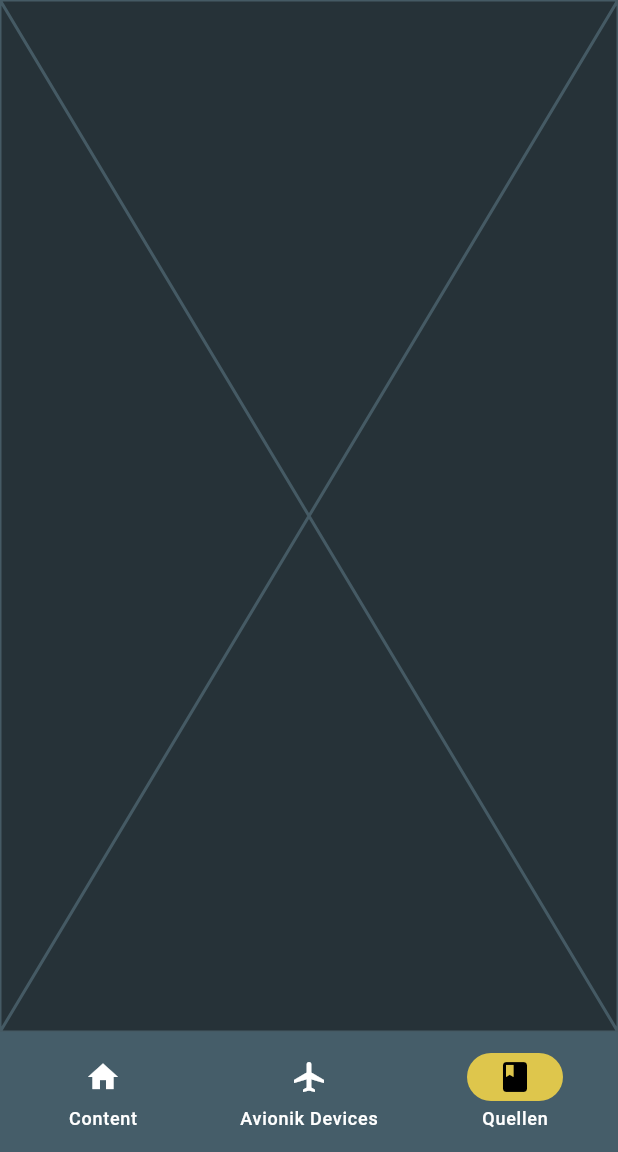
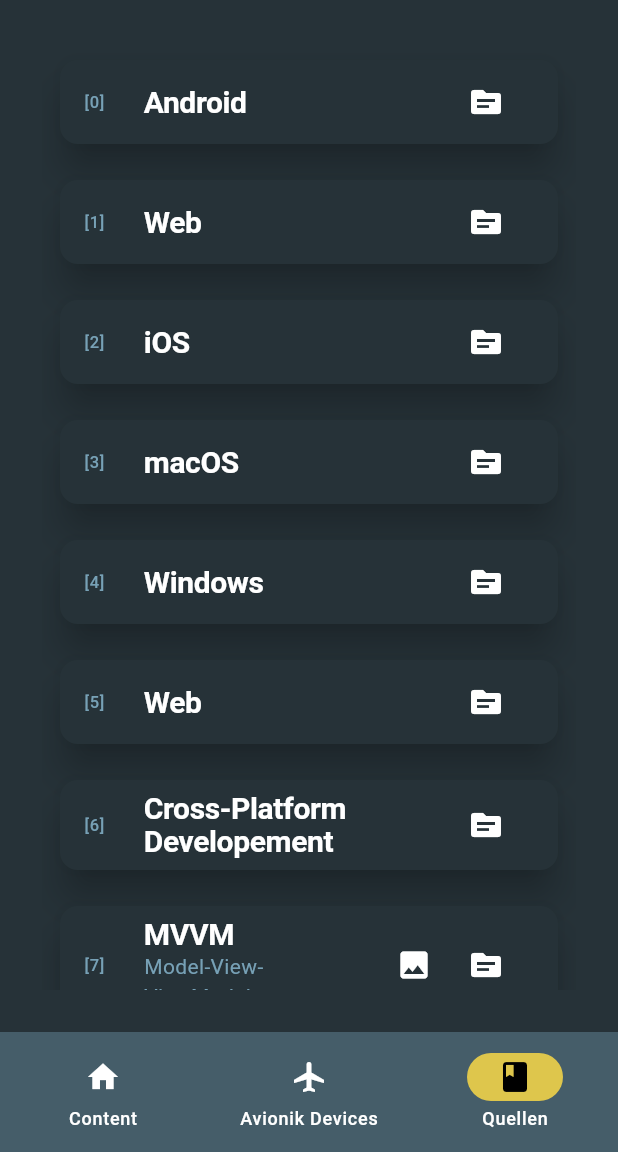
Before and after one commit to masebor/seminar_app, a Flutter app: the screen it shows after launch, item 3 of the bottom bar chosen, on a phone screen of 412 x 824 dp, the part 84-1236 px from its top. Run offline on Flutter 3.47's test engine with Material 3 defaults, Android fonts, the phone set to English and light mode, and no system bars; our stand-ins replace cached_network_image, equatable, flutter_bloc; Roboto replaces fonts that are missing (Verdana).

Commit message:
features: source page, source list restructured

```diff
--- a/lib/constants/strings.dart
+++ b/lib/constants/strings.dart
@@ -1,14 +1,17 @@
 import 'dart:core';
 
 class Strings {
-  // private constructor which prevents the class from being instantiated
+  //private constructor which prevents the class from being instantiated
   Strings._();
 
   //theme
   static const String switchLight = "Switch to Lightmode";
   static const String switchDark = "Switch to Darkmode";
 
-  // source alertdialog
+  //play video
+  static const String playVideo = "Spiel das Video ab";
+
+  //source alertdialog
   static const String sourceAlertTitle = "Source";
   static const String sourceAlertTextOne = "Willst du den Link zur Quelle aufrufen?";
   static const String sourceAlertTextTwo = "";
@@ -17,19 +20,22 @@
   static const String sourceAlertSourceLink = "Quellenlink";
   static const String sourceAlertPicture = "Bild";
 
-  // bottom NavigationBar
+  //Image loading from Url
+  static const String imageLoadingError = "Das Bild konnte nicht geladen werden!";
+
+  //bottom NavigationBar
   static const String bottomNavBarContent = "Content";
   static const String bottomNavBarAvionik = "Avionik Devices";
   static const String bottomNavBarSources = "Quellen";
 
-  // content
+  //content
   static const String contentTitle = "App-Developement";
-  static const String intro = "Intro";
-  static const String dartInfo = "Dart";
-  static const String flutterInfo = "Flutter";
-  static const String install = "Install";
-  static const String app = "App";
-  static const String conclusion = "Conclusion";
+  static const String contentIntro = "Intro";
+  static const String contentDartInfo = "Dart";
+  static const String contentFlutterInfo = "Flutter";
+  static const String contentInstall = "Install";
+  static const String contentApp = "App";
+  static const String contentConclusion = "Conclusion";
 
   //intro
   static const String introAndroid = "Android";
@@ -39,8 +45,12 @@
   static const String introWindows = "Windows";
   static const String introLinux = "Linux";
 
-  // play video
-  static const String playVideo = "Spiel das Video ab";
+  //dart info
+
+  //flutter info
+  static const String flutterInfoTitleCrossPlatform = "Cross-Platform Developement";
+  static const String flutterInfoTitleMVVM = "MVVM";
+  static const String flutterInfoSubTitleMVVM = "Model-View-ViewModel";
 
   //install page
   static const String howToInstall = "Wie installiere ich Flutter?";
@@ -48,9 +58,7 @@
   //app building page
   static const String howToBuildApp = "Flutter Grundlagen";
 
-  //flutter info
-  static const String flutterInfoMVVM = "MVVM";
+  //conclusion
 
-  //Image loading from Url
-  static const String imageLoadingError = "Das Bild konnte nicht geladen werden!";
+
 }
--- /dev/null
+++ b/lib/data/sourceLists/source_list_conclusion.dart
@@ -0,0 +1,9 @@
+import 'package:seminar_app/utils/custom_card.dart';
+import 'package:seminar_app/constants/strings.dart';
+
+class SourceListConclusion {
+
+    static final List<CustomCard> sourceListConclusion = [
+    const CustomCard(title: "", source: ""),
+  ];
+}
--- /dev/null
+++ b/lib/data/sourceLists/source_list_dart_info.dart
@@ -0,0 +1,10 @@
+
+import 'package:seminar_app/constants/strings.dart';
+import 'package:seminar_app/utils/custom_card.dart';
+
+class SourceListDartInfo {
+
+  static final List<CustomCard> sourceListDartInfo = [
+    const CustomCard(title: "", source: ""),
+  ];
+}
--- /dev/null
+++ b/lib/data/sourceLists/source_list_flutter_info.dart
@@ -0,0 +1,17 @@
+import 'package:seminar_app/constants/strings.dart';
+import 'package:seminar_app/utils/custom_card.dart';
+
+class SourceListFlutterInfo {
+  static final List<CustomCard> sourceListFlutterInfo = [
+    const CustomCard(
+      title: Strings.flutterInfoTitleCrossPlatform,
+      source: "https://flutter.dev/multi-platform",
+    ),
+    const CustomCard(
+      title: Strings.flutterInfoTitleMVVM,
+      subTitle: Strings.flutterInfoSubTitleMVVM,
+      source: "https://de.wikipedia.org/wiki/Model_View_ViewModel#",
+      pathString: "https://upload.wikimedia.org/wikipedia/commons/8/87/MVVMPattern.png",
+    ),
+  ];
+}
--- /dev/null
+++ b/lib/data/sourceLists/source_list_intro.dart
@@ -0,0 +1,14 @@
+import 'package:seminar_app/constants/strings.dart';
+import 'package:seminar_app/utils/custom_card.dart';
+
+class SourceListIntro {
+  static final List<CustomCard> sourceListIntro = [
+    const CustomCard(title: Strings.introAndroid, source: "https://docs.flutter.dev/platform-integration/android/install-android"),
+    const CustomCard(title: Strings.introWeb, source: "https://docs.flutter.dev/platform-integration/web/building"),
+    const CustomCard(title: Strings.introIOS, source: "https://docs.flutter.dev/platform-integration/ios/install-ios"),
+    const CustomCard(title: Strings.introMacOs, source: "https://docs.flutter.dev/platform-integration/macos/install-macos"),
+    const CustomCard(title: Strings.introWindows, source: "https://docs.flutter.dev/platform-integration/windows/install-windows"),
+    const CustomCard(title: Strings.introWeb, source: "https://docs.flutter.dev/platform-integration/linux/install-linux"),
+  ];
+
+}
--- a/lib/features/app_building/app_building_page.dart
+++ b/lib/features/app_building/app_building_page.dart
@@ -7,6 +7,6 @@
 
   @override
   Widget build(BuildContext context) {
-    return const CustomPlayPage(title: Strings.app, content: Strings.howToBuildApp);
+    return const CustomPlayPage(appBartitle: Strings.contentApp, content: Strings.howToBuildApp);
   }
 }
--- a/lib/features/conclusion/conclusion_page.dart
+++ b/lib/features/conclusion/conclusion_page.dart
@@ -1,6 +1,6 @@
 import 'package:flutter/material.dart';
 import 'package:seminar_app/constants/global_animated_keys.dart';
-import 'package:seminar_app/data/source_url_lists.dart';
+import 'package:seminar_app/data/sourceLists/source_list_conclusion.dart';
 import 'package:seminar_app/constants/strings.dart';
 import 'package:seminar_app/utils/custom_animated_list.dart';
 
@@ -10,9 +10,9 @@
   @override
   Widget build(BuildContext context) {
     return CustomAnimatedList(
-      sourceList: SourceUrlLists.sourceConclusionList,
+      sourceList: SourceListConclusion.sourceListConclusion,
       animatedKey: GlobalAnimatedKeys.conclusionPageKey,
-      title: Strings.conclusion,
+      title: Strings.contentConclusion,
     );
   }
 }
--- a/lib/features/dart_info/dart_info_page.dart
+++ b/lib/features/dart_info/dart_info_page.dart
@@ -1,6 +1,6 @@
 import 'package:flutter/material.dart';
 import 'package:seminar_app/constants/global_animated_keys.dart';
-import 'package:seminar_app/data/source_url_lists.dart';
+import 'package:seminar_app/data/sourceLists/source_list_dart_info.dart';
 import 'package:seminar_app/constants/strings.dart';
 import 'package:seminar_app/utils/custom_animated_list.dart';
 
@@ -10,9 +10,9 @@
   @override
   Widget build(BuildContext context) {
     return CustomAnimatedList(
-      sourceList: SourceUrlLists.sourceDartInfoList,
+      sourceList: SourceListDartInfo.sourceListDartInfo,
       animatedKey: GlobalAnimatedKeys.dartInfoPageKey,
-      title: Strings.dartInfo,
+      title: Strings.contentDartInfo,
     );
   }
 }
--- a/lib/features/flutter_info/flutter_info_page.dart
+++ b/lib/features/flutter_info/flutter_info_page.dart
@@ -1,6 +1,6 @@
 import 'package:flutter/material.dart';
 import 'package:seminar_app/constants/global_animated_keys.dart';
-import 'package:seminar_app/data/source_url_lists.dart';
+import 'package:seminar_app/data/sourceLists/source_list_flutter_info.dart';
 import 'package:seminar_app/constants/strings.dart';
 import 'package:seminar_app/utils/custom_animated_list.dart';
 
@@ -10,9 +10,9 @@
   @override
   Widget build(BuildContext context) {
     return CustomAnimatedList(
-      sourceList: SourceUrlLists.sourceFlutterInfoList,
+      sourceList: SourceListFlutterInfo.sourceListFlutterInfo,
       animatedKey: GlobalAnimatedKeys.flutterInfoPageKey,
-      title: Strings.flutterInfo,
+      title: Strings.contentFlutterInfo,
     );
   }
 }
--- a/lib/features/install_flutter/install_flutter.dart
+++ b/lib/features/install_flutter/install_flutter.dart
@@ -7,6 +7,6 @@
 
   @override
   Widget build(BuildContext context) {
-    return const CustomPlayPage(title: Strings.install, content: Strings.howToInstall);
+    return const CustomPlayPage(appBartitle: Strings.contentInstall, content: Strings.howToInstall);
   }
 }
--- a/lib/features/intro/intro_page.dart
+++ b/lib/features/intro/intro_page.dart
@@ -1,6 +1,6 @@
 import 'package:flutter/material.dart';
 import 'package:seminar_app/constants/global_animated_keys.dart';
-import 'package:seminar_app/data/source_url_lists.dart';
+import 'package:seminar_app/data/sourceLists/source_list_intro.dart';
 import 'package:seminar_app/constants/strings.dart';
 import 'package:seminar_app/utils/custom_animated_list.dart';
 
@@ -10,9 +10,9 @@
   @override
   Widget build(BuildContext context) {
     return CustomAnimatedList(
-      sourceList: SourceUrlLists.sourceIntroList,
+      sourceList: SourceListIntro.sourceListIntro,
       animatedKey: GlobalAnimatedKeys.introPageKey,
-      title: Strings.intro,
+      title: Strings.contentIntro,
     );
   }
 }
--- a/lib/features/sources/sources_page.dart
+++ b/lib/features/sources/sources_page.dart
@@ -1,10 +1,46 @@
 import 'package:flutter/material.dart';
+import 'package:seminar_app/data/sourceLists/source_list_conclusion.dart';
+import 'package:seminar_app/data/sourceLists/source_list_dart_info.dart';
+import 'package:seminar_app/data/sourceLists/source_list_flutter_info.dart';
+import 'package:seminar_app/data/sourceLists/source_list_intro.dart';
+import 'package:seminar_app/utils/custom_card.dart';
 
-class SourcesPage extends StatelessWidget {
+class SourcesPage extends StatefulWidget {
   const SourcesPage({super.key});
 
   @override
+  State<SourcesPage> createState() => _SourcesPageState();
+}
+
+class _SourcesPageState extends State<SourcesPage> {
+  List<CustomCard> mySourceList = [
+    ...SourceListIntro.sourceListIntro,
+    ...SourceListFlutterInfo.sourceListFlutterInfo,
+    ...SourceListDartInfo.sourceListDartInfo,
+    ...SourceListConclusion.sourceListConclusion,
+  ];
+
+  @override
+  initState() {
+    super.initState();
+  }
+
+  @override
   Widget build(BuildContext context) {
-    return const Placeholder();
+    return Padding(
+        padding: const EdgeInsets.all(28.0),
+        child: ListView.builder(
+          itemCount: mySourceList.length,
+          itemBuilder: (context, index) {
+            return CustomCard(
+              leading: "[${index.toString()}]",
+              title: mySourceList[index].title,
+              subTitle: mySourceList[index].subTitle,
+              pathString: mySourceList[index].pathString,
+              source: mySourceList[index].source,
+              tapMe: mySourceList[index].tapMe,
+            );
+          },
+        ));
   }
 }
--- /dev/null
+++ b/lib/utils/check_if_null.dart
@@ -0,0 +1,7 @@
+String checkIfNullString(String? val) {
+  if (val != null) {
+    return val.toString();
+  } else {
+    return "";
+  }
+}
--- a/lib/utils/custom_card.dart
+++ b/lib/utils/custom_card.dart
@@ -1,21 +1,25 @@
 import 'package:flutter/material.dart';
-import 'package:seminar_app/constants/strings.dart';
-import 'package:seminar_app/utils/alertdialog_source.dart';
-import 'package:seminar_app/utils/custom_image_dialog.dart';
+import 'package:seminar_app/utils/custom_list_tile_no_subtitle.dart';
+import 'package:seminar_app/utils/custom_list_tile_with_subtitle.dart';
 
 class CustomCard extends StatelessWidget {
-  final String content;
+  final String? leading;
+  final String title;
+  final String? subTitle;
+  final String? pathString;
   final String source;
-  final String? pathString;
   final VoidCallback? tapMe;
   const CustomCard({
     super.key,
-    required this.content,
+    this.leading,
+    required this.title,
+    this.subTitle,
+    this.pathString,
     required this.source,
     this.tapMe,
-    this.pathString,
   });
 
+  //subtitle when used as "" leaves spaces -> two separate widgets
   @override
   Widget build(BuildContext context) {
     final themeData = Theme.of(context);
@@ -23,46 +27,22 @@
       color: themeData.colorScheme.primary,
       margin: const EdgeInsets.all(12),
       elevation: 10,
-      child: ListTile(
-        onTap: tapMe,
-        onLongPress: () {},
-        leading: Text(
-          content,
-          style: themeData.textTheme.displayLarge,
-        ),
-        trailing: Row(
-          mainAxisSize: MainAxisSize.min,
-          children: [
-            pathString != null
-                ? IconButton(
-                    tooltip: Strings.sourceAlertPicture,
-                    onPressed: () async {
-                      await showDialog(
-                        context: context,
-                        builder: (_) => CustomImageDialog(
-                          pathString: pathString != null ? pathString.toString() : "",
-                        ),
-                      );
-                    },
-                    icon: const Icon(Icons.photo))
-                : Container(),
-            IconButton(
-              tooltip: Strings.sourceAlertSourceLink,
-              onPressed: () {
-                showDialog(
-                    context: context,
-                    builder: (BuildContext context) {
-                      return AlertdialogSource(source: source);
-                    });
-              },
-              icon: const Icon(
-                Icons.source,
-              ),
+      child: subTitle != null
+          ? CustomListTileWithSubtitle(
+              leading: leading,
+              title: title,
+              subTitle: subTitle,
+              pathString: pathString,
+              source: source,
+              tapMe: tapMe,
+            )
+          : CustomListTileNoSubtitle(
+              leading: leading,
+              title: title,
+              pathString: pathString,
+              source: source,
+              tapMe: tapMe,
             ),
-          ],
-        ),
-        textColor: themeData.colorScheme.onPrimary,
-      ),
     );
   }
 }
--- /dev/null
+++ b/lib/utils/custom_list_tile_no_subtitle.dart
@@ -0,0 +1,61 @@
+import 'package:flutter/material.dart';
+import 'package:seminar_app/constants/strings.dart';
+import 'package:seminar_app/utils/alertdialog_source.dart';
+import 'package:seminar_app/utils/check_if_null.dart';
+import 'package:seminar_app/utils/custom_image_dialog.dart';
+
+class CustomListTileNoSubtitle extends StatelessWidget {
+  final String? leading;
+  final String title;
+  final String source;
+  final String? pathString;
+  final VoidCallback? tapMe;
+  const CustomListTileNoSubtitle(
+      {super.key, this.leading, required this.title, this.pathString, required this.source, this.tapMe});
+
+  @override
+  Widget build(BuildContext context) {
+    final themeData = Theme.of(context);
+    return ListTile(
+      onTap: tapMe,
+      onLongPress: () {},
+      leading: Text(checkIfNullString(leading)),
+      title: Text(
+        title,
+        style: themeData.textTheme.displayLarge,
+      ),
+      trailing: Row(
+        mainAxisSize: MainAxisSize.min,
+        children: [
+          pathString != null
+              ? IconButton(
+                  tooltip: Strings.sourceAlertPicture,
+                  onPressed: () async {
+                    await showDialog(
+                      context: context,
+                      builder: (_) => CustomImageDialog(
+                        pathString: checkIfNullString(pathString),
+                      ),
+                    );
+                  },
+                  icon: const Icon(Icons.photo))
+              : Container(),
+          IconButton(
+            tooltip: Strings.sourceAlertSourceLink,
+            onPressed: () {
+              showDialog(
+                  context: context,
+                  builder: (BuildContext context) {
+                    return AlertdialogSource(source: source);
+                  });
+            },
+            icon: const Icon(
+              Icons.source,
+            ),
+          ),
+        ],
+      ),
+      textColor: themeData.colorScheme.onPrimary,
+    );
+  }
+}
--- /dev/null
+++ b/lib/utils/custom_list_tile_with_subtitle.dart
@@ -0,0 +1,63 @@
+import 'package:flutter/material.dart';
+import 'package:seminar_app/constants/strings.dart';
+import 'package:seminar_app/utils/alertdialog_source.dart';
+import 'package:seminar_app/utils/check_if_null.dart';
+import 'package:seminar_app/utils/custom_image_dialog.dart';
+
+class CustomListTileWithSubtitle extends StatelessWidget {
+  final String? leading;
+  final String title;
+  final String? subTitle;
+  final String source;
+  final String? pathString;
+  final VoidCallback? tapMe;
+  const CustomListTileWithSubtitle(
+      {super.key, this.leading, required this.title, this.subTitle, this.pathString, required this.source, this.tapMe});
+
+  @override
+  Widget build(BuildContext context) {
+    final themeData = Theme.of(context);
+    return ListTile(
+      onTap: tapMe,
+      onLongPress: () {},
+      leading: Text(checkIfNullString(leading)),
+      title: Text(
+        title,
+        style: themeData.textTheme.displayLarge,
+      ),
+      subtitle: Text(checkIfNullString(subTitle)),
+      trailing: Row(
+        mainAxisSize: MainAxisSize.min,
+        children: [
+          pathString != null
+              ? IconButton(
+                  tooltip: Strings.sourceAlertPicture,
+                  onPressed: () async {
+                    await showDialog(
+                      context: context,
+                      builder: (_) => CustomImageDialog(
+                        pathString: checkIfNullString(pathString),
+                      ),
+                    );
+                  },
+                  icon: const Icon(Icons.photo))
+              : Container(),
+          IconButton(
+            tooltip: Strings.sourceAlertSourceLink,
+            onPressed: () {
+              showDialog(
+                  context: context,
+                  builder: (BuildContext context) {
+                    return AlertdialogSource(source: source);
+                  });
+            },
+            icon: const Icon(
+              Icons.source,
+            ),
+          ),
+        ],
+      ),
+      textColor: themeData.colorScheme.onPrimary,
+    );
+  }
+}
--- a/lib/utils/custom_play_page.dart
+++ b/lib/utils/custom_play_page.dart
@@ -2,12 +2,12 @@
 import 'package:seminar_app/constants/strings.dart';
 
 class CustomPlayPage extends StatelessWidget {
-  final String title;
+  final String appBartitle;
   final String content;
 
   const CustomPlayPage({
     super.key,
-    required this.title,
+    required this.appBartitle,
     required this.content,
   });
 
@@ -18,7 +18,7 @@
     final themeData = Theme.of(context);
     return Scaffold(
       appBar: AppBar(
-        title: Text(title),
+        title: Text(appBartitle),
         centerTitle: true,
         backgroundColor: themeData.appBarTheme.backgroundColor,
         titleTextStyle: themeData.textTheme.displayLarge,
```
Also changed, not shown: lib/data/source_url_lists.dart (deleted, +0 -27 lines), lib/features/content/content_list.dart (+6 -6 lines), lib/utils/get_text_to_code.dart (added, +10 -0 lines), 1 other file.
